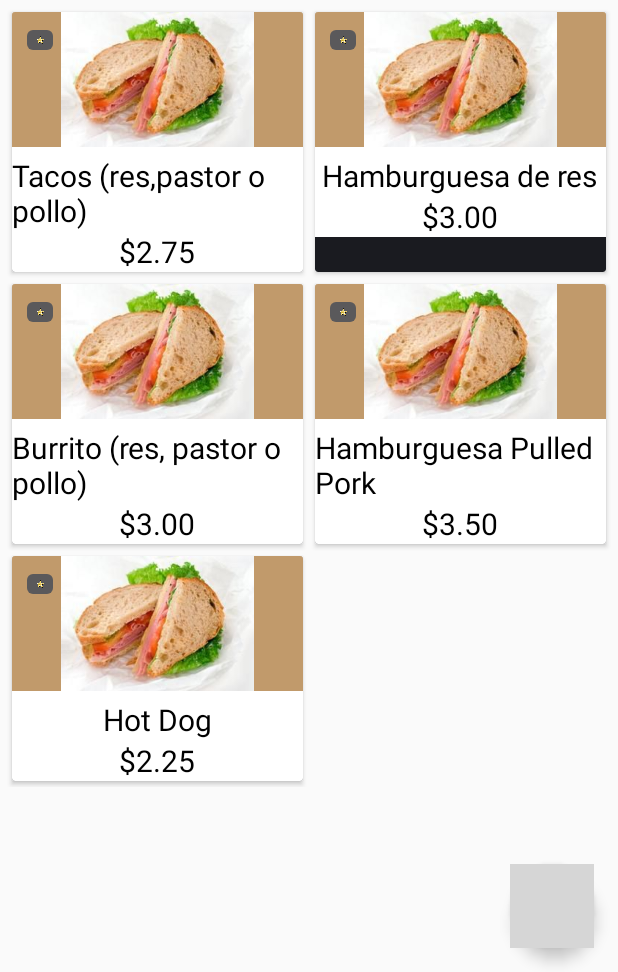
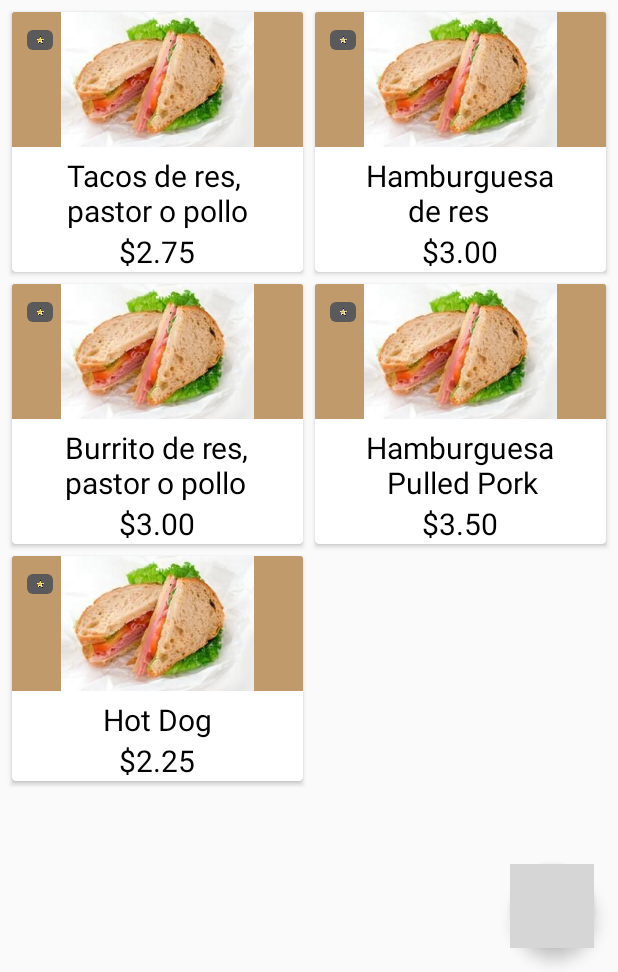
Before and after one commit to JorgeAzzuFranco/FoodUCA, an Android app: the fragment PeaFragment shown on its own in the app's theme, after a tap on an icon or button, on a phone screen of 412 x 824 dp, the part 264-1236 px from its top. Run offline under Robolectric (Android 15) with nearby library versions, the phone set to English and light mode, and no system bars; our stand-ins replace Room's generated code; grey boxes are pictures that could not be loaded.

Commit message:
Los precios son double, ya no son string. preparando para implementar la busqueda

```diff
--- a/app/src/main/java/com/fooduca/fooduca/Adapter/RecyclerViewComida.java
+++ b/app/src/main/java/com/fooduca/fooduca/Adapter/RecyclerViewComida.java
@@ -1,5 +1,6 @@
 package com.fooduca.fooduca.Adapter;
 
+import android.annotation.SuppressLint;
 import android.content.Context;
 import android.support.annotation.NonNull;
 import android.support.v7.widget.RecyclerView;
@@ -45,13 +46,14 @@ public class RecyclerViewComida extends RecyclerView.Adapter<RecyclerViewComida.
         return new MyViewHolder(view);
     }
 
+    @SuppressLint("DefaultLocale")
     @Override
     public void onBindViewHolder(@NonNull MyViewHolder holder, int position){
 
         if(comidas != null){
             Comida current = comidas.get(position);
             holder.Nombre_comida.setText(comidas.get(position).getNombre_comida());
-            holder.Precio.setText(comidas.get(position).getPrecio());
+            holder.Precio.setText(String.format("$%.2f", comidas.get(position).getPrecio()));
             holder.ComidaImg.setImageResource(comidas.get(position).getComidaImg());
             //holder.Nombre_restaurante.setText(comidas.get(position).getNombre_restaurante());
         }
--- a/app/src/main/java/com/fooduca/fooduca/Data.java
+++ b/app/src/main/java/com/fooduca/fooduca/Data.java
@@ -20,7 +20,7 @@ public class Data {
         //restaurantes Pea
         resPea.add(new Restaurante("Loreto's",R.drawable.logo_loretos,"https://www.facebook.com/LoretosSV/","https://www.instagram.com/loretossv/?hl=es-la",R.drawable.logo_koko_dos,true));
         resPea.add(new Restaurante("Jugolandia",R.drawable.logo_jugolandia, "https://www.facebook.com/JUGOLANDIA-123221487688654/", null,R.drawable.logo_jugolandia_dos,false));
-        resPea.add(new Restaurante("The Mixed Brothers",R.drawable.logo_mixed_brothers, "https://www.facebook.com/tmbsv.1/", "https://www.instagram.com/themixedbrotherssv/?hl=es-la",R.drawable.logo_mixed_brothers_dos,false));
+        resPea.add(new Restaurante("The Mixed\n Brothers",R.drawable.logo_mixed_brothers, "https://www.facebook.com/tmbsv.1/", "https://www.instagram.com/themixedbrotherssv/?hl=es-la",R.drawable.logo_mixed_brothers_dos,false));
         resPea.add(new Restaurante("Pepper Jack",R.drawable.logo_pepper_jack,"https://www.facebook.com/PepperJk/", "https://www.instagram.com/pepperjackoficial/?hl=es-la",R.drawable.logo_pepper_jack_dos,false));
         resPea.add(new Restaurante("Crazy Food",R.drawable.logo_crazy_food, "https://www.facebook.com/CRAZY-FOOD-237071819662957/", null,R.drawable.logo_crazy_food_dos, true));
         resPea.add(new Restaurante("El Portalito",R.drawable.logo_portalito,R.drawable.logo_portalito_dos,true));
@@ -49,113 +49,118 @@ public class Data {
     }
 
     public ArrayList<Comida> getComidas(String rest){
-        comidas.add(new Comida("Loreto's", "Tacos (res,pastor o pollo)", "$2.75", R.drawable.comida));
-        comidas.add(new Comida("Loreto's", "Hamburguesa de res", "$3.00", R.drawable.comida));
-        comidas.add(new Comida("Loreto's", "Burrito (res, pastor o pollo)", "$3.00", R.drawable.comida));
-        comidas.add(new Comida("Loreto's", "Hamburguesa Pulled Pork", "$3.50", R.drawable.comida));
-        comidas.add(new Comida("Loreto's", "Hot Dog", "$2.25", R.drawable.comida));
-        comidas.add(new Comida("El Portalito", "Waffles", "Desde $1.50", R.drawable.comida));
-        comidas.add(new Comida("El Portalito", "Wraps + lays", "$2.50", R.drawable.comida));
-        comidas.add(new Comida("El Portalito", "Pizza personal 1 Ingrediente", "$3.00", R.drawable.comida));
-        comidas.add(new Comida("El Portalito", "Pan con ajo", "$3.00", R.drawable.comida));
-        comidas.add(new Comida("El Portalito", "Palitroques", "$3.00", R.drawable.comida));
-        comidas.add(new Comida("El Portalito", "Lasaña", "$3.00", R.drawable.comida));
-        comidas.add(new Comida("El Portalito", "Pechuguitas de pollo empanizadas + papas o ensalada", "$3.00", R.drawable.comida));
-        comidas.add(new Comida("El Portalito", "Tacos tostados", "$3.00", R.drawable.comida));
-        comidas.add(new Comida("El Portalito", "Carne a la plancha", "$3.00", R.drawable.comida));
-        comidas.add(new Comida("El Portalito", "Baleada + papas fritas", "$3.00", R.drawable.comida));
-        comidas.add(new Comida("El Portalito", "Pizza super personal 2 Ingredientes ", "$4.00", R.drawable.comida));
-        comidas.add(new Comida("El Portalito", "Pizza calzone 3 Ingredientes", "$4.00", R.drawable.comida));
-        comidas.add(new Comida("El Portalito", "Pizza mediana 8 porciones 3 Ingredientes", "$6.00", R.drawable.comida));
-        comidas.add(new Comida("El Portalito", "Pizza grande 10 porciones de 3 Ingredientes", "$8.00", R.drawable.comida));
-        comidas.add(new Comida("El Portalito", "Pizza gigante 12 porciones de 3 Ingredientes", "$10.00", R.drawable.comida));
-        comidas.add(new Comida("Jugolandia", "Licuados", "desde $1.00", R.drawable.comida));
-        comidas.add(new Comida("Jugolandia", "Frozen", "$1.00", R.drawable.comida));
-        comidas.add(new Comida("Jugolandia", "Hot Dog", "$1.00", R.drawable.comida));
-        comidas.add(new Comida("Jugolandia", "Sandwich", "$1.00", R.drawable.comida));
-        comidas.add(new Comida("Jugolandia", "Papas Fritas", "$1.25", R.drawable.comida));
-        comidas.add(new Comida("Jugolandia", "Pan con ajo (3 piezas)", "$1.50", R.drawable.comida));
-        comidas.add(new Comida("Jugolandia", "Torta Loca", "$2.00", R.drawable.comida));
-        comidas.add(new Comida("Jugolandia", "Panini", "$2.00", R.drawable.comida));
-        comidas.add(new Comida("Jugolandia", "Orden de 5 Chorizos + frijoles + tortilla", "$2.00", R.drawable.comida));
-        comidas.add(new Comida("Jugolandia", "Hamburguesa", "desde $2.25", R.drawable.comida));
-        comidas.add(new Comida("Jugolandia", "Sandwich Triple Express", "$2.50", R.drawable.comida));
-        comidas.add(new Comida("Jugolandia", "Alitas de pollo + papas fritas", "$2.50", R.drawable.comida));
-        comidas.add(new Comida("Jugolandia", "Pollo a la plancha + te + chirimol + arroz + ensalada + 2 tortillas", "$2.50", R.drawable.comida));
-        comidas.add(new Comida("Jugolandia", "Carne a la plancha + te + chirimol + arroz + ensalada + 2 tortillas", "$2.75", R.drawable.comida));
-        comidas.add(new Comida("Pepper Jack", "Wraps", "$2.99", R.drawable.ppj_wrap));
-        comidas.add(new Comida("Pepper Jack", "Burrito de Res", "$2.99", R.drawable.ppj_burrito_res));
-        comidas.add(new Comida("Pepper Jack", "Club Sandwich", "$2.99", R.drawable.ppj_club_sandwich));
-        comidas.add(new Comida("Pepper Jack", "Quesadilla", "$2.99", R.drawable.ppj_quesadillas));
-        comidas.add(new Comida("Pepper Jack", "Ensalada Primavera", "$2.99", R.drawable.ppj_ensalada));
-        comidas.add(new Comida("Pepper Jack", "Burger Jack Res", "$2.99", R.drawable.ppj_burger_jack_res));
-        comidas.add(new Comida("Pepper Jack", "Panini Full-Ham", "$3.49", R.drawable.ppj_panini_full_ham));
-        comidas.add(new Comida("Pepper Jack", "Pepito de Res", "$3.45", R.drawable.ppj_pepito_res));
-        comidas.add(new Comida("Pepper Jack", "Burger BBQ Hongos", "$3.49", R.drawable.ppj_burger_bbq));
-        comidas.add(new Comida("Pepper Jack", "Panini Margarita", "$2.99", R.drawable.ppj_panini_margarita));
-        comidas.add(new Comida("Pepper Jack", "Panini César", "$3.49", R.drawable.ppj_panini_cesar));
-        comidas.add(new Comida("Pepper Jack", "Ensalada César", "$3.49", R.drawable.ppj_ensalada));
-        comidas.add(new Comida("Pepper Jack", "Burger BBQ Tocino", "$3.49", R.drawable.ppj_burger_bbq));
-        comidas.add(new Comida("Pepper Jack", "Burger Macho Nacho", "$3.49", R.drawable.ppj_burger_macho_nacho));
-        comidas.add(new Comida("Pepper Jack", "Doble Burger Jack", "$3.99", R.drawable.ppj_doble_burger_jack));
-        comidas.add(new Comida("Pepper Jack", "Burger Jack Lover", "$3.99", R.drawable.ppj_jack_lover));
-        comidas.add(new Comida("Pepper Jack", "Burger Magna7", "$3.99", R.drawable.ppj_burger_magna_7));
-        comidas.add(new Comida("The Mixed Brothers", "Galletas con chispas de chocolate", "$0.50", R.drawable.comida));
-        comidas.add(new Comida("The Mixed Brothers", "Brownie Tradicional (con azúcar glass)", "$1.00", R.drawable.comida));
-        comidas.add(new Comida("The Mixed Brothers", "Brownie Red Velvet (con azúcar glass)", "$1.00", R.drawable.comida));
-        comidas.add(new Comida("The Mixed Brothers", "Brownie con topping", "$1.50", R.drawable.comida));
-        comidas.add(new Comida("The Mixed Brothers", "Flan de caramelo", "$1.50", R.drawable.comida));
-        comidas.add(new Comida("The Mixed Brothers", "Cheesecake", "$1.50", R.drawable.comida));
-        comidas.add(new Comida("The Mixed Brothers", "Tres leches", "$1.50", R.drawable.comida));
-        comidas.add(new Comida("The Mixed Brothers", "Pie de Manzana", "$1.50", R.drawable.comida));
-        comidas.add(new Comida("The Mixed Brothers", "Waffle", "$2.00", R.drawable.comida));
-        comidas.add(new Comida("The Mixed Brothers", "Pie de Nutella", "$2.50", R.drawable.comida));
-        comidas.add(new Comida("The Mixed Brothers", "Panini Cheddar Shroomy", "$2.50", R.drawable.comida));
-        comidas.add(new Comida("The Mixed Brothers", "Panini Clásico Dijon", "$2.50", R.drawable.comida));
-        comidas.add(new Comida("The Mixed Brothers", "Panini Chimi Chimi Chicken", "$2.50", R.drawable.comida));
-        comidas.add(new Comida("The Mixed Brothers", "Panini Caprese", "$2.50", R.drawable.comida));
-        comidas.add(new Comida("The Mixed Brothers", "Panini Tres Quesos", "$2.50", R.drawable.comida));
-        comidas.add(new Comida("The Mixed Brothers", "Pizza personal", "$2.50", R.drawable.comida));
-        comidas.add(new Comida("The Mixed Brothers", "Tiramisú", "$3.00", R.drawable.comida));
-        comidas.add(new Comida("The Mixed Brothers", "Panini en combo", "$3.50", R.drawable.comida));
-        comidas.add(new Comida("The Mixed Brothers", "Pizza grandota (10 piezas)", "$12.00", R.drawable.comida));
-        comidas.add(new Comida("The Mixed Brothers", "Sodas", "$0.60", R.drawable.comida));
-        comidas.add(new Comida("The Mixed Brothers", "Jugos", "$0.50", R.drawable.comida));
-        comidas.add(new Comida("The Mixed Brothers", "Agua", "$0.50", R.drawable.comida));
-        comidas.add(new Comida("The Mixed Brothers", "Frozen", "desde $1.75", R.drawable.comida));
-        comidas.add(new Comida("koko", "3 Deditos de queso", "$1.00", R.drawable.comida));
-        comidas.add(new Comida("koko", "Orden pan con ajo", "$1.00", R.drawable.comida));
-        comidas.add(new Comida("koko", "Papas fritas", "$1.00", R.drawable.comida));
-        comidas.add(new Comida("koko", "Hot Dog", "$1.00", R.drawable.comida));
-        comidas.add(new Comida("koko", "Nachos + soda, jugo o té de lata", "$1.50", R.drawable.comida));
-        comidas.add(new Comida("koko", "Hamburguesa", "$1.50", R.drawable.comida));
-        comidas.add(new Comida("koko", "Hot Dog + papas fritas", "$2.00", R.drawable.comida));
-        comidas.add(new Comida("koko", "Torta de carne", "$2.00", R.drawable.comida));
-        comidas.add(new Comida("koko", "3 Alitas + papas fritas", "$2.00", R.drawable.comida));
-        comidas.add(new Comida("koko", "5 Nuggets + papas fritas", "$2.00", R.drawable.comida));
-        comidas.add(new Comida("koko", "Hamburguesa + papas fritas", "$2.50", R.drawable.comida));
-        comidas.add(new Comida("koko", "Panini", "$2.50", R.drawable.comida));
-        comidas.add(new Comida("koko", "Panini de jamón + papas fritas", "$3.00", R.drawable.comida));
-        comidas.add(new Comida("koko", "Pizza", "$3.00", R.drawable.comida));
-        comidas.add(new Comida("koko", "Pizza + pan con ajo", "$3.50", R.drawable.comida));
-        comidas.add(new Comida("koko", "Pudding", "$0.50", R.drawable.comida));
-        comidas.add(new Comida("koko", "Yogurt", "$0.75", R.drawable.comida));
-        comidas.add(new Comida("koko", "Muffin", "$0.80", R.drawable.comida));
-        comidas.add(new Comida("koko", "Bolsa con agua", "$0.15", R.drawable.comida));
-        comidas.add(new Comida("koko", "Café", "$0.25", R.drawable.comida));
-        comidas.add(new Comida("koko", "Café con leche", "$0.35", R.drawable.comida));
-        comidas.add(new Comida("koko", "Chocolate instantáneo", "$0.35", R.drawable.comida));
-        comidas.add(new Comida("koko", "Soda lata pequeña", "$0.40", R.drawable.comida));
-        comidas.add(new Comida("koko", "Kolashampan/Salvacola lata", "$0.50", R.drawable.comida));
-        comidas.add(new Comida("koko", "Agua medio litro", "$0.50", R.drawable.comida));
-        comidas.add(new Comida("koko", "Jugo del valle", "$0.50", R.drawable.comida));
-        comidas.add(new Comida("koko", "Hi Energy", "$0.50", R.drawable.comida));
-        comidas.add(new Comida("koko", "Soda lata", "$0.60", R.drawable.comida));
-        comidas.add(new Comida("koko", "Te lipton lata", "$0.60", R.drawable.comida));
-        comidas.add(new Comida("koko", "Jugo Petit lata", "$0.60", R.drawable.comida));
-        comidas.add(new Comida("koko", "Agua litro", "$0.75", R.drawable.comida));
-        comidas.add(new Comida("koko", "Te lipton botella", "$1.00", R.drawable.comida));
-        comidas.add(new Comida("koko", "Raptor", "$1.15", R.drawable.comida));
+        comidas.add(new Comida("Loreto's", "Tacos de res,\npastor o pollo", 2.75, R.drawable.comida));
+        comidas.add(new Comida("Loreto's", "Hamburguesa\n      de res", 3.00, R.drawable.comida));
+        comidas.add(new Comida("Loreto's", "Burrito de res,\npastor o pollo", 3.00, R.drawable.comida));
+        comidas.add(new Comida("Loreto's", "Hamburguesa\n   Pulled Pork", 3.50, R.drawable.comida));
+        comidas.add(new Comida("Loreto's", "Hot Dog", 2.25, R.drawable.comida));
+        //desde
+        comidas.add(new Comida("El Portalito", "Waffles",1.50, R.drawable.comida));
+        comidas.add(new Comida("El Portalito", "Wraps + lays", 2.50, R.drawable.comida));
+        comidas.add(new Comida("El Portalito", "Pizza personal 1 Ingrediente", 3.00, R.drawable.comida));
+        comidas.add(new Comida("El Portalito", "Pan con ajo", 3.00, R.drawable.comida));
+        comidas.add(new Comida("El Portalito", "Palitroques", 3.00, R.drawable.comida));
+        comidas.add(new Comida("El Portalito", "Lasaña", 3.00, R.drawable.comida));
+        comidas.add(new Comida("El Portalito", "Pechuguitas de pollo empanizadas + papas o ensalada", 3.00, R.drawable.comida));
+        comidas.add(new Comida("El Portalito", "Tacos tostados", 3.00, R.drawable.comida));
+        comidas.add(new Comida("El Portalito", "Carne a la plancha", 3.00, R.drawable.comida));
+        comidas.add(new Comida("El Portalito", "Baleada + papas fritas", 3.00, R.drawable.comida));
+        comidas.add(new Comida("El Portalito", "Pizza super personal 2 Ingredientes ", 4.00, R.drawable.comida));
+        comidas.add(new Comida("El Portalito", "Pizza calzone 3 Ingredientes", 4.00, R.drawable.comida));
+        comidas.add(new Comida("El Portalito", "Pizza mediana 8 porciones 3 Ingredientes", 6.00, R.drawable.comida));
+        comidas.add(new Comida("El Portalito", "Pizza grande 10 porciones de 3 Ingredientes", 8.00, R.drawable.comida));
+        comidas.add(new Comida("El Portalito", "Pizza gigante 12 porciones de 3 Ingredientes", 10.00, R.drawable.comida));
+        //desde es el licuado osea el de abajo
+        comidas.add(new Comida("Jugolandia", "Licuados", 1.00, R.drawable.comida));
+        comidas.add(new Comida("Jugolandia", "Frozen", 1.00, R.drawable.comida));
+        comidas.add(new Comida("Jugolandia", "Hot Dog", 1.00, R.drawable.comida));
+        comidas.add(new Comida("Jugolandia", "Sandwich", 1.00, R.drawable.comida));
+        comidas.add(new Comida("Jugolandia", "Papas Fritas", 1.25, R.drawable.comida));
+        comidas.add(new Comida("Jugolandia", "Pan con ajo (3 piezas)", 1.50, R.drawable.comida));
+        comidas.add(new Comida("Jugolandia", "Torta Loca", 2.00, R.drawable.comida));
+        comidas.add(new Comida("Jugolandia", "Panini", 2.00, R.drawable.comida));
+        comidas.add(new Comida("Jugolandia", "Orden de 5 Chorizos + frijoles + tortilla", 2.00, R.drawable.comida));
+        //desde
+        comidas.add(new Comida("Jugolandia", "Hamburguesa", 2.25, R.drawable.comida));
+        comidas.add(new Comida("Jugolandia", "Sandwich Triple Express", 2.50, R.drawable.comida));
+        comidas.add(new Comida("Jugolandia", "Alitas de pollo + papas fritas", 2.50, R.drawable.comida));
+        comidas.add(new Comida("Jugolandia", "Pollo a la plancha + te + chirimol + arroz + ensalada + 2 tortillas", 2.50, R.drawable.comida));
+        comidas.add(new Comida("Jugolandia", "Carne a la plancha + te + chirimol + arroz + ensalada + 2 tortillas", 2.75, R.drawable.comida));
+        comidas.add(new Comida("Pepper Jack", "Wraps", 2.99, R.drawable.ppj_wrap));
+        comidas.add(new Comida("Pepper Jack", "Burrito de Res", 2.99, R.drawable.ppj_burrito_res));
+        comidas.add(new Comida("Pepper Jack", "Club Sandwich", 2.99, R.drawable.ppj_club_sandwich));
+        comidas.add(new Comida("Pepper Jack", "Quesadilla", 2.99, R.drawable.ppj_quesadillas));
+        comidas.add(new Comida("Pepper Jack", "Ensalada\nPrimavera", 2.99, R.drawable.ppj_ensalada));
+        comidas.add(new Comida("Pepper Jack", "Burger Jack Res", 2.99, R.drawable.ppj_burger_jack_res));
+        comidas.add(new Comida("Pepper Jack", "Panini Full-Ham", 3.49, R.drawable.ppj_panini_full_ham));
+        comidas.add(new Comida("Pepper Jack", "Pepito de Res", 3.45, R.drawable.ppj_pepito_res));
+        comidas.add(new Comida("Pepper Jack", "Burger BBQ\n   Hongos", 3.49, R.drawable.ppj_burger_jack_res));
+        comidas.add(new Comida("Pepper Jack", "Panini Margarita", 2.99, R.drawable.ppj_panini_margarita));
+        comidas.add(new Comida("Pepper Jack", "Panini César", 3.49, R.drawable.ppj_panini_cesar));
+        comidas.add(new Comida("Pepper Jack", "Ensalada César", 3.49, R.drawable.ppj_ensalada));
+        //TODO arreglar imagenes de BBQ tocino y de BBQ Hongos
+        comidas.add(new Comida("Pepper Jack", "Burger BBQ Tocino", 3.49, R.drawable.ppj_burger_jack_res));
+        comidas.add(new Comida("Pepper Jack", "Burger Macho\n       Nacho", 3.49, R.drawable.ppj_burger_macho_nacho));
+        comidas.add(new Comida("Pepper Jack", "Doble Burger Jack", 3.99, R.drawable.ppj_doble_burger_jack));
+        comidas.add(new Comida("Pepper Jack", "Burger Jack Lover", 3.99, R.drawable.ppj_jack_lover));
+        comidas.add(new Comida("Pepper Jack", "Burger Magna7", 3.99, R.drawable.ppj_burger_magna_7));
+        comidas.add(new Comida("The Mixed\n Brothers", "Galletas con chispas de chocolate", 0.50, R.drawable.comida));
+        comidas.add(new Comida("The Mixed\n Brothers", "Brownie\nTradicional\n(con azúcar glass)", 1.00, R.drawable.comida));
+        comidas.add(new Comida("The Mixed\n Brothers", "Brownie\nRed Velvet\n(con azúcar glass)", 1.00, R.drawable.comida));
+        comidas.add(new Comida("The Mixed\n Brothers", "Brownie con\ntopping", 1.50, R.drawable.comida));
+        comidas.add(new Comida("The Mixed\n Brothers", "Flan de caramelo", 1.50, R.drawable.comida));
+        comidas.add(new Comida("The Mixed\n Brothers", "Cheesecake", 1.50, R.drawable.comida));
+        comidas.add(new Comida("The Mixed\n Brothers", "Tres leches", 1.50, R.drawable.comida));
+        comidas.add(new Comida("The Mixed\n Brothers", "Pie de Manzana", 1.50, R.drawable.comida));
+        comidas.add(new Comida("The Mixed\n Brothers", "Waffle", 2.00, R.drawable.comida));
+        comidas.add(new Comida("The Mixed\n Brothers", "Pie de Nutella", 2.50, R.drawable.comida));
+        comidas.add(new Comida("The Mixed\n Brothers", "Panini Cheddar\nShroomy", 2.50, R.drawable.comida));
+        comidas.add(new Comida("The Mixed\n Brothers", "Panini Clásico\nDijon", 2.50, R.drawable.comida));
+        comidas.add(new Comida("The Mixed\n Brothers", "Panini Chimi\nChimi Chicken", 2.50, R.drawable.comida));
+        comidas.add(new Comida("The Mixed\n Brothers", "Panini Caprese", 2.50, R.drawable.comida));
+        comidas.add(new Comida("The Mixed\n Brothers", "Panini Tres\nQuesos", 2.50, R.drawable.comida));
+        comidas.add(new Comida("The Mixed\n Brothers", "Pizza personal", 2.50, R.drawable.comida));
+        comidas.add(new Comida("The Mixed\n Brothers", "Tiramisú", 3.00, R.drawable.comida));
+        comidas.add(new Comida("The Mixed\n Brothers", "Panini en combo", 3.50, R.drawable.comida));
+        comidas.add(new Comida("The Mixed\n Brothers", "Pizza grandota\n(10 piezas)", 12.00, R.drawable.comida));
+        comidas.add(new Comida("The Mixed\n Brothers", "Sodas", 0.60, R.drawable.comida));
+        comidas.add(new Comida("The Mixed\n Brothers", "Jugos", 0.50, R.drawable.comida));
+        comidas.add(new Comida("The Mixed\n Brothers", "Agua", 0.50, R.drawable.comida));
+        //desde
+        comidas.add(new Comida("The Mixed\n Brothers", "Frozen", 1.75, R.drawable.comida));
+        comidas.add(new Comida("koko", "3 Deditos de queso", 1.00, R.drawable.comida));
+        comidas.add(new Comida("koko", "Orden pan con ajo", 1.00, R.drawable.comida));
+        comidas.add(new Comida("koko", "Papas fritas", 1.00, R.drawable.comida));
+        comidas.add(new Comida("koko", "Hot Dog", 1.00, R.drawable.comida));
+        comidas.add(new Comida("koko", "Nachos + soda, jugo o té de lata", 1.50, R.drawable.comida));
+        comidas.add(new Comida("koko", "Hamburguesa", 1.50, R.drawable.comida));
+        comidas.add(new Comida("koko", "Hot Dog + papas fritas", 2.00, R.drawable.comida));
+        comidas.add(new Comida("koko", "Torta de carne", 2.00, R.drawable.comida));
+        comidas.add(new Comida("koko", "3 Alitas + papas fritas", 2.00, R.drawable.comida));
+        comidas.add(new Comida("koko", "5 Nuggets + papas fritas", 2.00, R.drawable.comida));
+        comidas.add(new Comida("koko", "Hamburguesa + papas fritas", 2.50, R.drawable.comida));
+        comidas.add(new Comida("koko", "Panini", 2.50, R.drawable.comida));
+        comidas.add(new Comida("koko", "Panini de jamón + papas fritas", 3.00, R.drawable.comida));
+        comidas.add(new Comida("koko", "Pizza", 3.00, R.drawable.comida));
+        comidas.add(new Comida("koko", "Pizza + pan con ajo", 3.50, R.drawable.comida));
+        comidas.add(new Comida("koko", "Pudding", 0.50, R.drawable.comida));
+        comidas.add(new Comida("koko", "Yogurt", 0.75, R.drawable.comida));
+        comidas.add(new Comida("koko", "Muffin", 0.80, R.drawable.comida));
+        comidas.add(new Comida("koko", "Bolsa con agua", 0.15, R.drawable.comida));
+        comidas.add(new Comida("koko", "Café", 0.25, R.drawable.comida));
+        comidas.add(new Comida("koko", "Café con leche", 0.35, R.drawable.comida));
+        comidas.add(new Comida("koko", "Chocolate instantáneo", 0.35, R.drawable.comida));
+        comidas.add(new Comida("koko", "Soda lata pequeña", 0.40, R.drawable.comida));
+        comidas.add(new Comida("koko", "Kolashampan/Salvacola lata", 0.50, R.drawable.comida));
+        comidas.add(new Comida("koko", "Agua medio litro", 0.50, R.drawable.comida));
+        comidas.add(new Comida("koko", "Jugo del valle", 0.50, R.drawable.comida));
+        comidas.add(new Comida("koko", "Hi Energy", 0.50, R.drawable.comida));
+        comidas.add(new Comida("koko", "Soda lata", 0.60, R.drawable.comida));
+        comidas.add(new Comida("koko", "Te lipton lata", 0.60, R.drawable.comida));
+        comidas.add(new Comida("koko", "Jugo Petit lata", 0.60, R.drawable.comida));
+        comidas.add(new Comida("koko", "Agua litro", 0.75, R.drawable.comida));
+        comidas.add(new Comida("koko", "Te lipton botella", 1.00, R.drawable.comida));
+        comidas.add(new Comida("koko", "Raptor", 1.15, R.drawable.comida));
 
         ArrayList<Comida> menu = new ArrayList<>();
         for(int i=0;i<comidas.size();i++){
--- a/app/src/main/java/com/fooduca/fooduca/MainActivity.java
+++ b/app/src/main/java/com/fooduca/fooduca/MainActivity.java
@@ -90,20 +90,6 @@ public class MainActivity extends AppCompatActivity
 
         NavigationView navigationView = (NavigationView) findViewById(R.id.nav_view);
         navigationView.setNavigationItemSelectedListener(this);
-
-        //Parte del proyecto
-
-        comidas = new ArrayList<>();
-        comidas.add(new Comida("","Hamburguesa","$3.00",R.drawable.comida));
-        comidas.add(new Comida("","Pizza","$2.00",R.drawable.comida));
-        comidas.add(new Comida("","Sandwich","$1.00",R.drawable.comida));
-        comidas.add(new Comida("","Sopa","$2.00",R.drawable.comida));
-        comidas.add(new Comida("","Taco","$2.00",R.drawable.comida));
-        comidas.add(new Comida("","Chili","$3.00",R.drawable.comida));
-        comidas.add(new Comida("","Burrito","$4.00",R.drawable.comida));
-        comidas.add(new Comida("","Lasagna","$5.00",R.drawable.comida));
-        comidas.add(new Comida("","Chimichanga","$1.00",R.drawable.comida));
-        comidas.add(new Comida("","Tortilla","$0,25",R.drawable.comida));
     }
 
     @Override
--- a/app/src/main/java/com/fooduca/fooduca/POJO/Comida.java
+++ b/app/src/main/java/com/fooduca/fooduca/POJO/Comida.java
@@ -14,11 +14,11 @@ public class Comida {
 //    @ColumnInfo(name = "nombre")
     private String nombre_comida;
 //    @ColumnInfo(name = "precio")
-    private String precio;
+    private double precio;
 //    @ColumnInfo(name = "comidaImg")
     private int ComidaImg;
 
-    public Comida(String nombre_restaurante, String nombre_comida, String precio,int ComidaImg) {
+    public Comida(String nombre_restaurante, String nombre_comida, double precio,int ComidaImg) {
         this.nombre_restaurante = nombre_restaurante;
         this.nombre_comida = nombre_comida;
         this.precio = precio;
@@ -42,11 +42,11 @@ public class Comida {
         return nombre_restaurante;
     }
 
-    public String getPrecio() {
+    public double getPrecio() {
         return precio;
     }
 
-    public void setPrecio(String precio) {
+    public void setPrecio(int precio) {
         this.precio = precio;
     }
 
```
